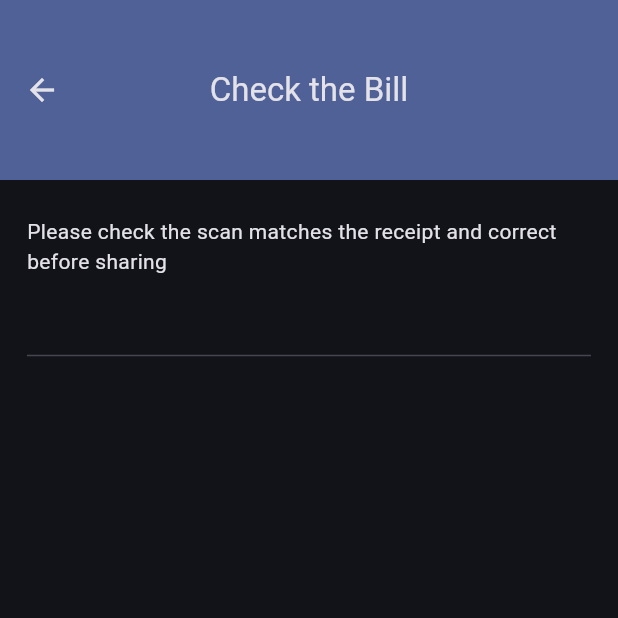
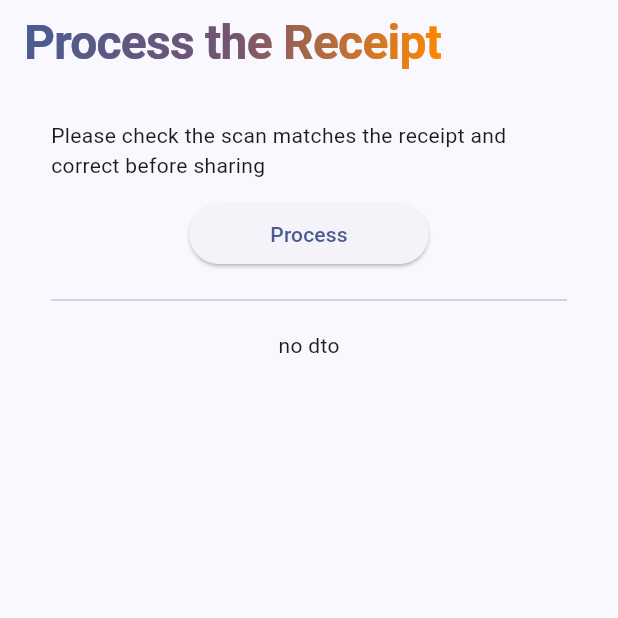
Before and after one commit to mcdona22/tab_settle, a Flutter app: the ScannedBillPage screen opened by its route, on a phone screen of 412 x 824 dp, the top half of it. Run offline on Flutter 3.47's test engine with Material 3 defaults, Android fonts, the phone set to English and light mode, and no system bars; our stand-ins replace flutter_dotenv, flutter_hooks, freezed_annotation, go_router, google_generative_ai, hooks_riverpod and 3 more; missing offline and left inert: flutter_loggy; generated files the repository leaves out were written again.

Commit message:
refactored processing into the pages controller and made it platform agnostic when it comes to selecting files

```diff
--- a/lib/features/bill_analyse/presentation/scanned_bill_page.dart
+++ b/lib/features/bill_analyse/presentation/scanned_bill_page.dart
@@ -1,12 +1,18 @@
+import 'dart:io';
+
 import 'package:flutter/material.dart';
+import 'package:flutter_hooks/flutter_hooks.dart';
 import 'package:hooks_riverpod/hooks_riverpod.dart';
 import 'package:loggy/loggy.dart';
 import 'package:tab_settle/core/extensions/double.extensions.dart';
-import 'package:tab_settle/core/presentation/centred_constrained_widget.dart';
+import 'package:tab_settle/core/presentation/action_button.dart';
+import 'package:tab_settle/core/presentation/async_value_widget.dart';
+import 'package:tab_settle/core/presentation/mobile_first_container.dart';
 import 'package:tab_settle/core/presentation/ui_dimensions.dart';
-import 'package:tab_settle/core/presentation/utils.dart';
 import 'package:tab_settle/features/bill_analyse/data/receipt_dto.dart';
 import 'package:tab_settle/features/bill_analyse/data/receipt_item_dto.dart';
+import 'package:tab_settle/features/bill_analyse/presentation/bill_scan_controller.dart';
+import 'package:tab_settle/features/home/home_page.dart';
 
 class ScannedBillPage extends HookConsumerWidget with UiLoggy {
   const ScannedBillPage({required this.filePath, super.key});
@@ -17,12 +23,16 @@ class ScannedBillPage extends HookConsumerWidget with UiLoggy {
 
   @override
   Widget build(BuildContext context, WidgetRef ref) {
+    final dtoState = ref.watch(billScanControllerProvider);
+    final file = useMemoized(() => File(filePath), [filePath]);
     return Scaffold(
-      appBar: createAppBar(context, 'Check the Bill'),
-      body: CentredConstrainedWidget(
-        maxWidth: mobileWidth,
-        minWidth: mobileWidth,
-        alignment: Alignment.topCenter,
+      // appBar: createAppBar(context, 'Check the Bill'),
+      appBar: AppBar(title: ScreenTitle(label: 'Process the Receipt')),
+
+      body: MobileFirstContainer(
+        // maxWidth: mobileWidth,
+        // minWidth: mobileWidth,
+        // alignment: Alignment.topCenter,
         child: Padding(
           padding: EdgeInsets.symmetric(
             horizontal: kPaddingSmall,
@@ -35,10 +45,25 @@ class ScannedBillPage extends HookConsumerWidget with UiLoggy {
                 'Please check the scan matches the receipt and correct '
                 'before sharing',
               ),
-              Text(filePath),
+              ActionButton(
+                label: 'Process',
+                onPressed: () => ref
+                    .read(billScanControllerProvider.notifier)
+                    .analyseImageReceipt(filePath),
+              ),
+              // Text(filePath),
+              // if (file.existsSync())
+              //   Text('File is good'), // ReceiptSummary(dto: dto),
+              Divider(),
 
-              // ReceiptSummary(dto: dto),
-              Divider(),
+              AsyncValueWidget<ReceiptDto?>(
+                value: dtoState,
+                data: (dto) {
+                  return dto == null
+                      ? Text('no dto')
+                      : Expanded(child: ReceiptItems(items: dto.items));
+                },
+              ),
               // Expanded(
               //   child: Padding(
               //     padding: EdgeInsets.symmetric(horizontal: kPaddingMedium),
--- a/lib/features/bill_analyse/service/gemini_service.dart
+++ b/lib/features/bill_analyse/service/gemini_service.dart
@@ -4,6 +4,7 @@ import 'package:flutter/services.dart';
 import 'package:google_generative_ai/google_generative_ai.dart';
 import 'package:http/http.dart' as http;
 import 'package:image/image.dart' as img;
+import 'package:image_picker/image_picker.dart';
 import 'package:loggy/loggy.dart';
 import 'package:riverpod_annotation/riverpod_annotation.dart';
 import 'package:tab_settle/features/bill_analyse/data/receipt_dto.dart';
@@ -45,7 +46,8 @@ class GeminiService with UiLoggy {
   // }
 
   Future<ReceiptDto> analyseAssetReceipt(String path) async {
-    final ByteData byteData = await rootBundle.load(path);
+    final byteData = await XFile(path).readAsBytes();
+    // final ByteData byteData = await rootBundle.load(path);
     final bytes = byteData.buffer.asUint8List();
     loggy.debug('sharpening image');
     final sharpened = _processReceiptForOcr(bytes);
--- a/lib/main.dart
+++ b/lib/main.dart
@@ -35,7 +35,7 @@ class App extends HookConsumerWidget with UiLoggy {
       routerConfig: routerConfig,
       theme: ThemeData.from(colorScheme: lightColorScheme),
       darkTheme: ThemeData.from(colorScheme: darkColorScheme),
-      themeMode: ThemeMode.dark,
+      themeMode: ThemeMode.light,
       // builder: (_, child) => Scaffold(
       //   body: MobileFirstContainer(child: child ?? SizedBox.shrink()),
       // ),
```
Also changed, not shown: lib/core/presentation/utils.dart (+14 -12 lines), lib/features/bill_analyse/presentation/bill_scan_controller.dart (added, +24 -0 lines), lib/features/bill_submit/bill_submission_page.dart (+4 -24 lines).
